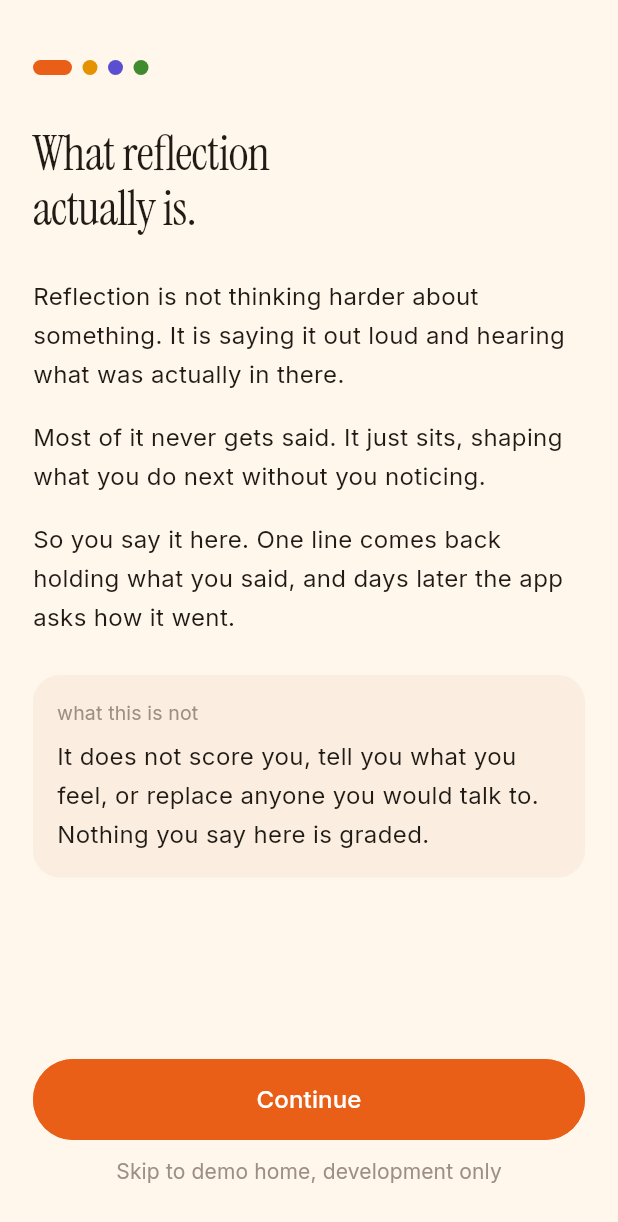
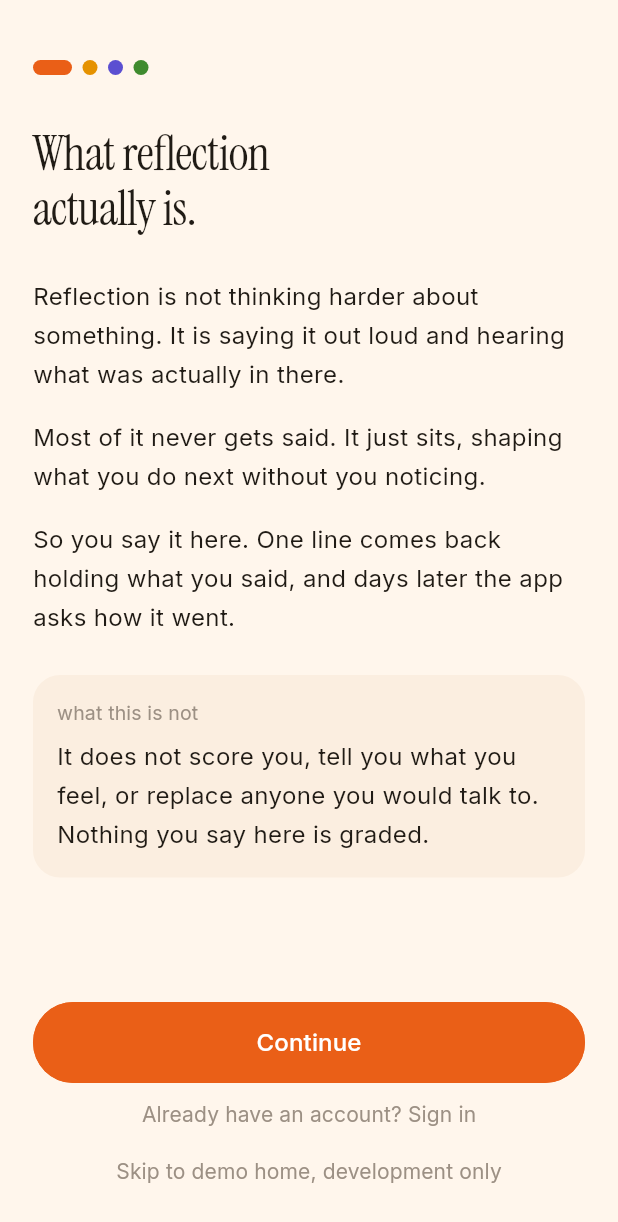
Before and after one commit to techadnank9/soul, a Flutter app: the screen it shows after launch, on a phone screen of 412 x 824 dp. Shown: the top 1222 px of the screen. Run offline on Flutter 3.47's test engine with Material 3 defaults, Android fonts, the phone set to English and light mode, and no system bars; drawn by our look-alikes of sentry_flutter; our stand-ins replace flutter_secure_storage, geolocator, sign_in_with_apple; missing offline and left inert: record.

Commit message:
Log out returns to the intro, which has a way straight to sign in
Co-Authored-By: Claude Fable 5.1 <noreply@anthropic.com>

```diff
--- a/app/lib/features/onboarding/intro_screen.dart
+++ b/app/lib/features/onboarding/intro_screen.dart
@@ -10,7 +10,7 @@ import '../../theme/widgets.dart';
 /// discovered later, and the two lines about what this is not are the part
 /// that does that work.
 class IntroScreen extends StatelessWidget {
-  const IntroScreen({super.key, required this.onContinue, this.onSkip});
+  const IntroScreen({super.key, required this.onContinue, this.onSkip, this.onSignIn});
 
   final VoidCallback onContinue;
 
@@ -21,6 +21,10 @@ class IntroScreen extends StatelessWidget {
   /// It is labelled on the screen as what it is. A skip that looks like a
   /// product control is one somebody ships by forgetting it is there.
   final VoidCallback? onSkip;
+
+  /// For somebody who has been here before, on another phone or after a log
+  /// out. Straight to sign in, no questions.
+  final VoidCallback? onSignIn;
 
   @override
   Widget build(BuildContext context) {
@@ -75,6 +79,14 @@ class IntroScreen extends StatelessWidget {
             kind: SoulButtonKind.filled,
             onPressed: onContinue,
           ),
+          if (onSignIn != null) ...[
+            const SizedBox(height: 4),
+            SoulButton(
+              'Already have an account? Sign in',
+              kind: SoulButtonKind.ghost,
+              onPressed: onSignIn,
+            ),
+          ],
           if (onSkip != null) ...[
             const SizedBox(height: 4),
             SoulButton(
--- a/app/lib/features/profile/profile_tab.dart
+++ b/app/lib/features/profile/profile_tab.dart
@@ -215,8 +215,9 @@ class _ProfileTabState extends State<ProfileTab> {
   Future<void> _logOut(BuildContext context) async {
     widget.api.event('logged_out');
     await clearSessionToken();
+    await clearFirstRunDone();
     if (!context.mounted) return;
-    Navigator.of(context).pushNamedAndRemoveUntil('/signin', (_) => false);
+    Navigator.of(context).pushNamedAndRemoveUntil('/start', (_) => false);
   }
 
   Future<void> _editName(BuildContext context) async {
--- a/app/lib/main.dart
+++ b/app/lib/main.dart
@@ -103,7 +103,7 @@ class SoulApp extends StatelessWidget {
       debugShowCheckedModeBanner: false,
       theme: soulTheme(),
       home: _requestedScreen() ?? const _Launch(),
-      routes: {'/signin': (_) => const SignInAgain()},
+      routes: {'/start': (_) => const FirstRun()},
     );
   }
 }
@@ -124,13 +124,19 @@ class SignInAgain extends StatelessWidget {
 
   @override
   Widget build(BuildContext context) {
+    Future<void> home() async {
+      await markFirstRunDone();
+      if (!context.mounted) return;
+      Navigator.of(context).pushAndRemoveUntil(
+        MaterialPageRoute(builder: (_) => const Home()),
+        (_) => false,
+      );
+    }
+
     return SignInScreen(
-      onSignedIn: () => Navigator.of(context).pushReplacement(
-        MaterialPageRoute(builder: (_) => const Home()),
-      ),
-      onSkip: () => Navigator.of(context).pushReplacement(
-        MaterialPageRoute(builder: (_) => const Home()),
-      ),
+      onBack: () => Navigator.of(context).maybePop(),
+      onSignedIn: home,
+      onSkip: home,
     );
   }
 }
@@ -149,11 +155,8 @@ class _LaunchState extends State<_Launch> {
   late final Future<_Start> _start = _check();
 
   static Future<_Start> _check() async {
-    final done = await firstRunDone();
-    if (await sessionToken() != null) return done ? _Start.home : _Start.firstRun;
-    // A phone that finished first run and then logged out. Sign in gets the
-    // account back; walking fifteen questions again would not.
-    return done ? _Start.signIn : _Start.firstRun;
+    if (await sessionToken() == null) return _Start.firstRun;
+    return await firstRunDone() ? _Start.home : _Start.firstRun;
   }
 
   @override
@@ -284,6 +287,9 @@ class _FirstRunState extends State<FirstRun> {
           // account and fills it, so the skip works on any phone and nobody
           // shares an account.
           onSkip: () => _skipToDemo(context),
+          onSignIn: () => Navigator.of(context).push(
+            MaterialPageRoute(builder: (_) => const SignInAgain()),
+          ),
         ),
 
       // Four questions, every one of them skippable. Sent in the background,
--- a/app/pubspec.yaml
+++ b/app/pubspec.yaml
@@ -1,7 +1,7 @@
 name: soul
 description: A reflection app for students.
 publish_to: none
-version: 0.1.9
+version: 0.1.10
 
 environment:
   sdk: ^3.9.0
```
Also changed, not shown: app/lib/data/session_store.dart (+8 -0 lines).
